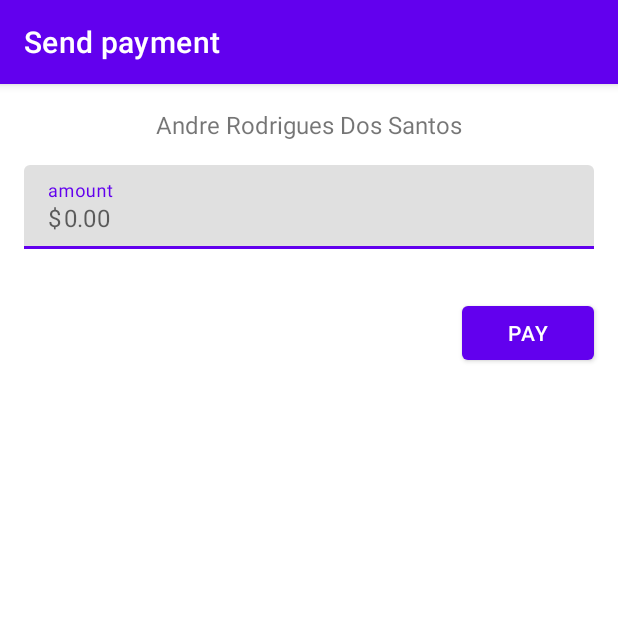
After one commit to rodriguesporan/ITransfer, an Android app: the SendPaymentActivity screen opened directly, with no data from a screen before it, on a phone screen of 412 x 824 dp, the top half of it. The commit adds this screen. Run offline under Robolectric (Android 15) with nearby library versions, the phone set to English and light mode, and no system bars.

Commit message:
feat: added SendPayment Screen

```diff
--- /dev/null
+++ b/app/src/main/java/com/rodriguesporan/itransfer/ui/SendPaymentActivity.kt
@@ -0,0 +1,12 @@
+package com.rodriguesporan.itransfer.ui
+
+import androidx.appcompat.app.AppCompatActivity
+import android.os.Bundle
+import com.rodriguesporan.itransfer.R
+
+class SendPaymentActivity : AppCompatActivity() {
+    override fun onCreate(savedInstanceState: Bundle?) {
+        super.onCreate(savedInstanceState)
+        setContentView(R.layout.activity_send_payment)
+    }
+}
--- /dev/null
+++ b/app/src/main/res/layout/activity_send_payment.xml
@@ -0,0 +1,39 @@
+<?xml version="1.0" encoding="utf-8"?>
+<LinearLayout xmlns:android="http://schemas.android.com/apk/res/android"
+    xmlns:app="http://schemas.android.com/apk/res-auto"
+    xmlns:tools="http://schemas.android.com/tools"
+    android:layout_width="match_parent"
+    android:layout_height="match_parent"
+    android:orientation="vertical"
+    tools:context=".ui.SendPaymentActivity">
+
+    <TextView
+        android:layout_marginTop="16dp"
+        android:textSize="16dp"
+        android:layout_width="wrap_content"
+        android:layout_height="wrap_content"
+        android:text="Andre Rodrigues Dos Santos"
+        android:layout_gravity="center"/>
+
+
+    <com.google.android.material.textfield.TextInputLayout
+        android:layout_margin="16dp"
+        android:layout_width="match_parent"
+        android:layout_height="wrap_content"
+        android:hint="@string/amount"
+        app:prefixText="$"
+        app:placeholderText="@string/_0_00">
+
+        <com.google.android.material.textfield.TextInputEditText
+            android:layout_width="match_parent"
+            android:layout_height="wrap_content" />
+    </com.google.android.material.textfield.TextInputLayout>
+
+    <com.google.android.material.button.MaterialButton
+        android:layout_margin="16dp"
+        android:layout_width="wrap_content"
+        android:layout_height="wrap_content"
+        android:text="@string/btn_pay"
+        android:layout_gravity="end"/>
+
+</LinearLayout>
--- a/app/src/main/res/layout/layout_bottom_sheet.xml
+++ b/app/src/main/res/layout/layout_bottom_sheet.xml
@@ -7,7 +7,7 @@
     android:background="@android:color/transparent"
     android:orientation="vertical"
     app:behavior_hideable="false"
-    app:behavior_peekHeight="112dp"
+    app:behavior_peekHeight="128dp"
     app:layout_behavior="@string/bottom_sheet_behavior">
 
     <com.google.android.material.card.MaterialCardView
--- a/app/src/main/res/values/strings.xml
+++ b/app/src/main/res/values/strings.xml
@@ -10,4 +10,8 @@
     <string name="updated_at">Updated at: %1$s</string>
     <string name="your_qr_code">This is your QR code</string>
     <string name="show_qr_code">Show it to receive payments</string>
+    <string name="send_payment">Send payment</string>
+    <string name="btn_pay">Pay</string>
+    <string name="_0_00">0.00</string>
+    <string name="amount">amount</string>
 </resources>
```
Also changed, not shown: app/src/main/AndroidManifest.xml (+9 -3 lines), app/src/main/java/com/rodriguesporan/itransfer/data/AppViewModel.kt (+26 -0 lines), app/src/main/java/com/rodriguesporan/itransfer/ui/ScanActivity.kt (+33 -22 lines).
